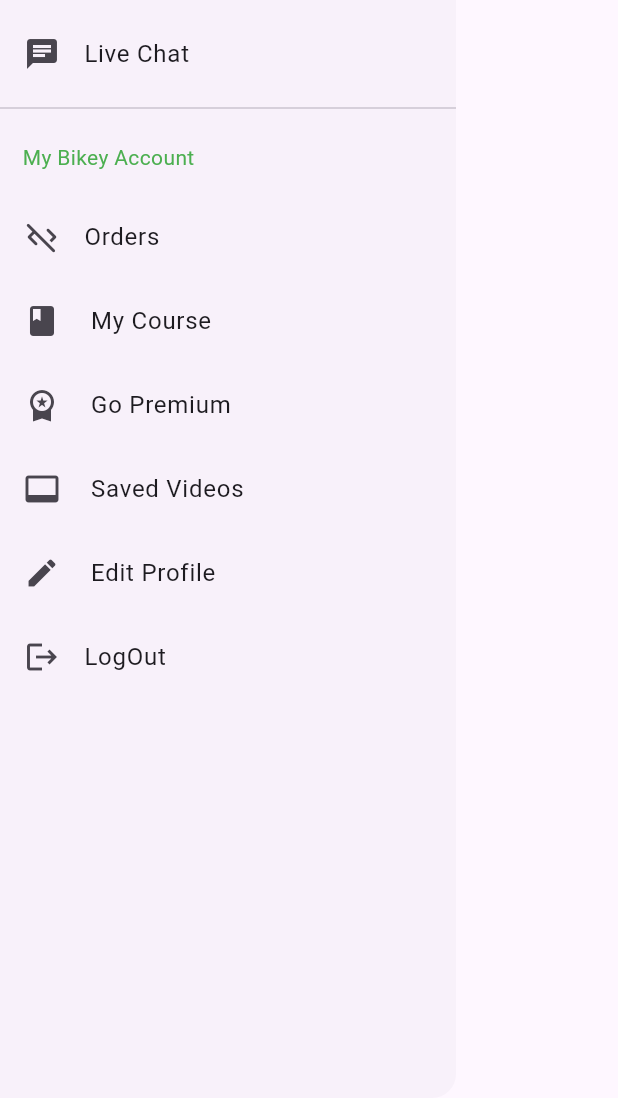
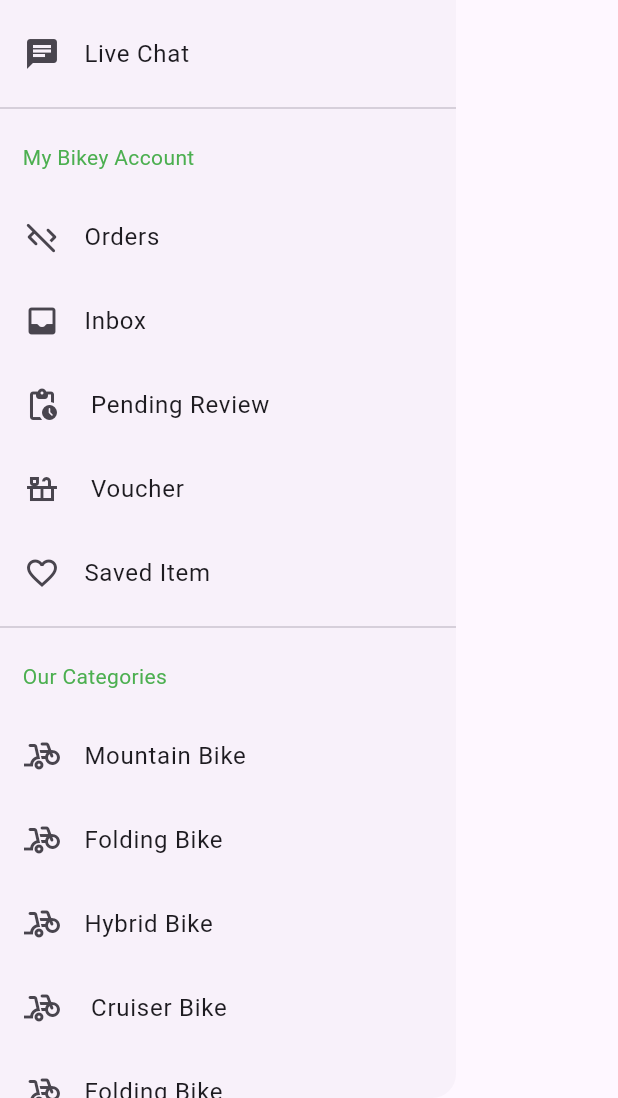
Before and after one commit to Tosin8/tutorialspoint_demo, a Flutter app: the Bikey_Drawer widget shown alone on an empty page, opened directly, on a phone screen of 412 x 824 dp, the part 138-1236 px from its top. Run offline on Flutter 3.47's test engine with Material 2 defaults, Android fonts, the phone set to English and light mode, and no system bars.

Commit message:
Update widget.dart

```diff
--- a/lib/screen/widget.dart
+++ b/lib/screen/widget.dart
@@ -35,6 +35,8 @@
         title: Text('Live Chat'),
       ),
       const Divider(),
+
+      // My Bikey Account
       const Padding(
         padding: EdgeInsets.all(15.0),
         child: Text(
@@ -54,33 +56,128 @@
         ),
       ),
       ListTile(
-        leading: const Icon(Icons.book),
-        title: const Text(' My Course '),
+        leading: const Icon(Icons.inbox_rounded),
+        title: const Text('Inbox'),
         onTap: () {
           Navigator.pop(context);
         },
       ),
       ListTile(
-        leading: const Icon(Icons.workspace_premium),
-        title: const Text(' Go Premium '),
+        leading: const Icon(Icons.pending_actions_rounded),
+        title: const Text(' Pending Review'),
         onTap: () {
           Navigator.pop(context);
         },
       ),
       ListTile(
-        leading: const Icon(Icons.video_label),
-        title: const Text(' Saved Videos '),
+        leading: const Icon(Icons.countertops_outlined),
+        title: const Text(' Voucher'),
         onTap: () {
           Navigator.pop(context);
         },
       ),
       ListTile(
-        leading: const Icon(Icons.edit),
-        title: const Text(' Edit Profile '),
+        leading: const Icon(Icons.favorite_border_outlined),
+        title: const Text('Saved Item'),
         onTap: () {
           Navigator.pop(context);
         },
       ),
+
+      const Divider(),
+
+      // Category
+
+      const Padding(
+        padding: EdgeInsets.all(15.0),
+        child: Text(
+          'Our Categories',
+          style: TextStyle(color: Colors.green),
+        ),
+      ),
+      const InkWell(
+        splashColor: Colors.green,
+        highlightColor: Colors.green,
+        child: ListTile(
+          leading: Icon(Icons.bike_scooter_rounded),
+          title: Text('Mountain Bike'),
+          // onTap: () {
+          //   Navigator.pop(context);
+          // },
+        ),
+      ),
+      ListTile(
+        leading: const Icon(Icons.bike_scooter_rounded),
+        title: const Text('Folding Bike'),
+        onTap: () {
+          Navigator.pop(context);
+        },
+      ),
+      ListTile(
+        leading: const Icon(Icons.bike_scooter_rounded),
+        title: const Text('Hybrid Bike'),
+        onTap: () {
+          Navigator.pop(context);
+        },
+      ),
+      ListTile(
+        leading: const Icon(Icons.bike_scooter_rounded),
+        title: const Text(' Cruiser Bike'),
+        onTap: () {
+          Navigator.pop(context);
+        },
+      ),
+      ListTile(
+        leading: const Icon(Icons.bike_scooter_rounded),
+        title: const Text('Folding Bike'),
+        onTap: () {
+          Navigator.pop(context);
+        },
+      ),
+      ListTile(
+        leading: const Icon(Icons.bike_scooter_rounded),
+        title: const Text('Road Bike'),
+        onTap: () {
+          Navigator.pop(context);
+        },
+      ),
+
+// Service
+      Divider(),
+      const Padding(
+        padding: EdgeInsets.all(15.0),
+        child: Text(
+          'Our Services',
+          style: TextStyle(color: Colors.green),
+        ),
+      ),
+      const InkWell(
+        splashColor: Colors.green,
+        highlightColor: Colors.green,
+        child: ListTile(
+          leading: Icon(Icons.bike_scooter_rounded),
+          title: Text('Cycling Training'),
+          // onTap: () {
+          //   Navigator.pop(context);
+          // },
+        ),
+      ),
+      ListTile(
+        leading: const Icon(Icons.bike_scooter_rounded),
+        title: const Text('Repairs'),
+        onTap: () {
+          Navigator.pop(context);
+        },
+      ),
+      ListTile(
+        leading: const Icon(Icons.bike_scooter_rounded),
+        title: const Text('Spare Parts'),
+        onTap: () {
+          Navigator.pop(context);
+        },
+      ),
+
+      Divider(),
       ListTile(
         leading: const Icon(Icons.logout),
         title: const Text('LogOut'),
@@ -88,6 +185,18 @@
           Navigator.pop(context);
         },
       ),
+      const Padding(
+        padding: EdgeInsets.all(15.0),
+        child: Text(
+          'Contact Us',
+        ),
+      ),
+      const Padding(
+        padding: EdgeInsets.all(15.0),
+        child: Text(
+          'Help Centre',
+        ),
+      ),
     ]));
   }
 }
```
